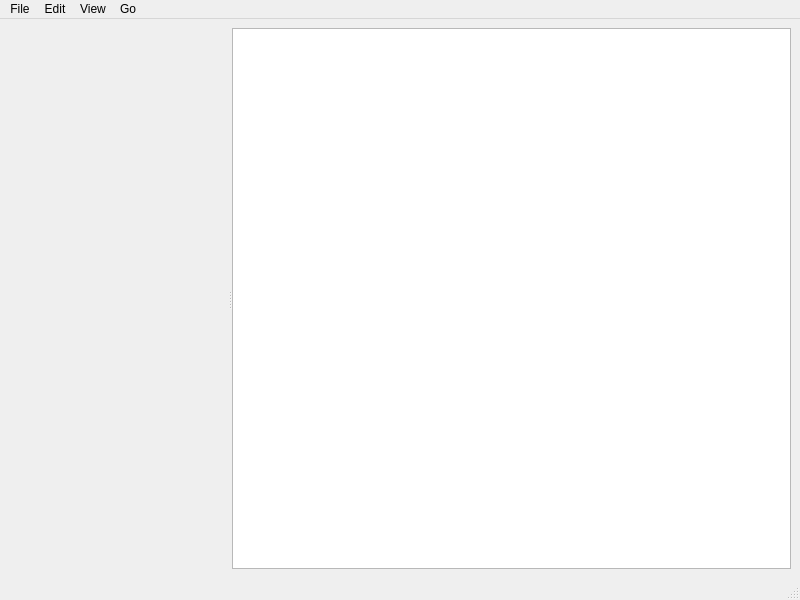
curvedspace/vibe, file apps/tracker/mainwindow.ui: the form before one commit.
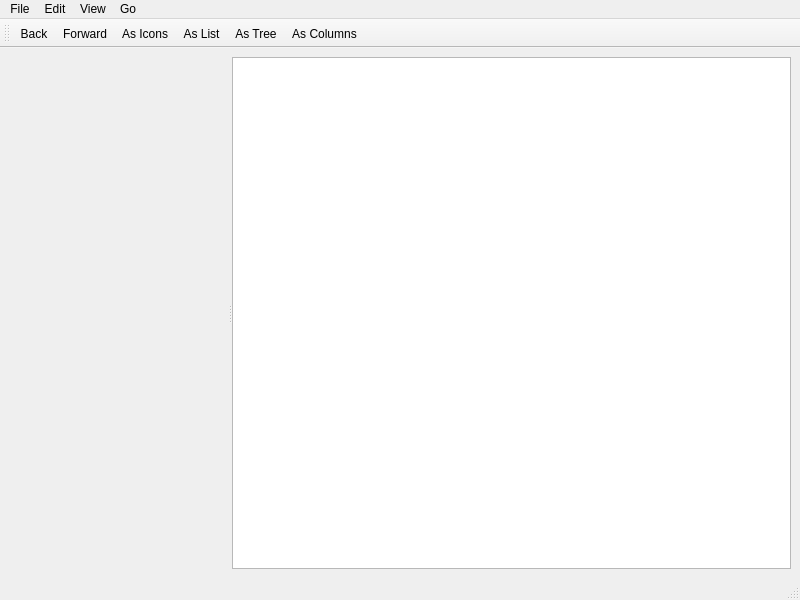
The form after the commit. Custom widgets are drawn as their Qt base class.

Commit message: Implemented mode switching, double clicking on a folder enters it.

```diff
--- a/apps/tracker/mainwindow.ui
+++ b/apps/tracker/mainwindow.ui
@@ -34,7 +34,44 @@
           <number>0</number>
          </property>
          <item>
-          <widget class="QListView" name="listView"/>
+          <widget class="QListView" name="listView">
+           <property name="editTriggers">
+            <set>QAbstractItemView::EditKeyPressed</set>
+           </property>
+           <property name="dragEnabled">
+            <bool>true</bool>
+           </property>
+           <property name="selectionMode">
+            <enum>QAbstractItemView::ExtendedSelection</enum>
+           </property>
+           <property name="iconSize">
+            <size>
+             <width>48</width>
+             <height>48</height>
+            </size>
+           </property>
+           <property name="textElideMode">
+            <enum>Qt::ElideMiddle</enum>
+           </property>
+           <property name="movement">
+            <enum>QListView::Snap</enum>
+           </property>
+           <property name="isWrapping" stdset="0">
+            <bool>true</bool>
+           </property>
+           <property name="spacing">
+            <number>10</number>
+           </property>
+           <property name="viewMode">
+            <enum>QListView::IconMode</enum>
+           </property>
+           <property name="uniformItemSizes">
+            <bool>true</bool>
+           </property>
+           <property name="selectionRectVisible">
+            <bool>true</bool>
+           </property>
+          </widget>
          </item>
         </layout>
        </widget>
@@ -146,6 +183,26 @@
    <addaction name="menuGo"/>
   </widget>
   <widget class="QStatusBar" name="statusbar"/>
+  <widget class="QToolBar" name="toolBar">
+   <property name="windowTitle">
+    <string>toolBar</string>
+   </property>
+   <property name="toolButtonStyle">
+    <enum>Qt::ToolButtonFollowStyle</enum>
+   </property>
+   <attribute name="toolBarArea">
+    <enum>TopToolBarArea</enum>
+   </attribute>
+   <attribute name="toolBarBreak">
+    <bool>false</bool>
+   </attribute>
+   <addaction name="actionBack"/>
+   <addaction name="actionForward"/>
+   <addaction name="actionAs_Icons"/>
+   <addaction name="actionAs_List"/>
+   <addaction name="actionAs_Tree"/>
+   <addaction name="actionAs_Columns"/>
+  </widget>
   <action name="actionNew_Window">
    <property name="text">
     <string>New Window</string>
@@ -316,6 +373,11 @@
     <string>Computer</string>
    </property>
   </action>
+  <action name="actionAs_Tree">
+   <property name="text">
+    <string>As Tree</string>
+   </property>
+  </action>
  </widget>
  <customwidgets>
   <customwidget>
```
Left out of the diff: 45 changed lines with no effect on the pictures. The commit also changes 2 other files.
